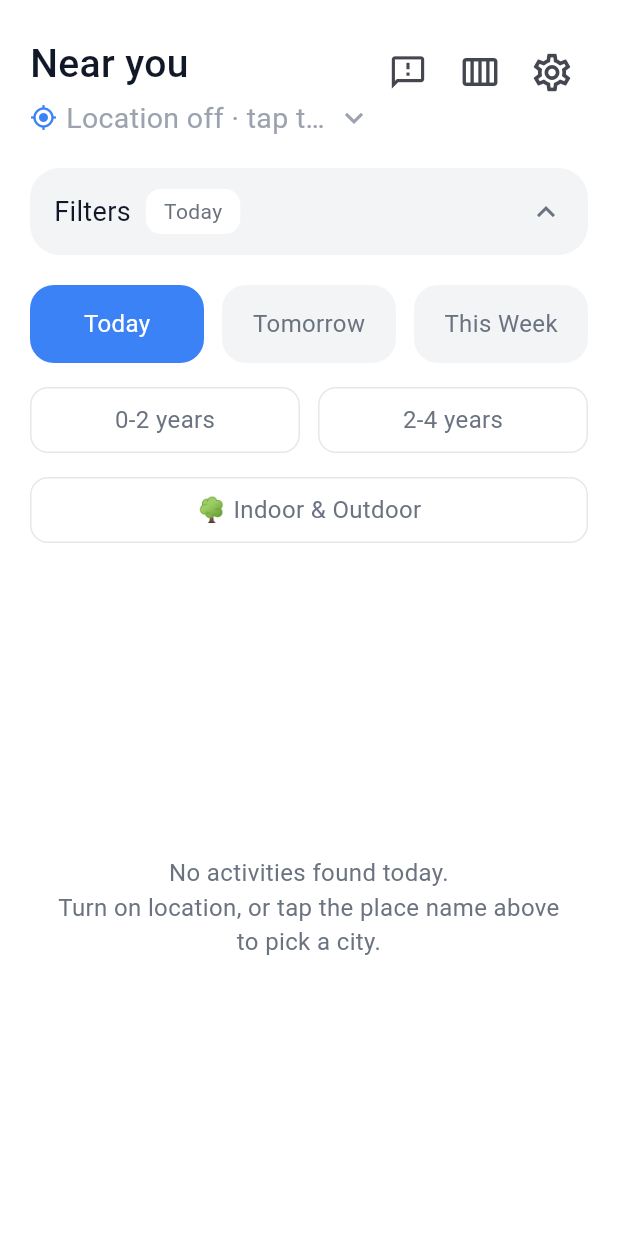
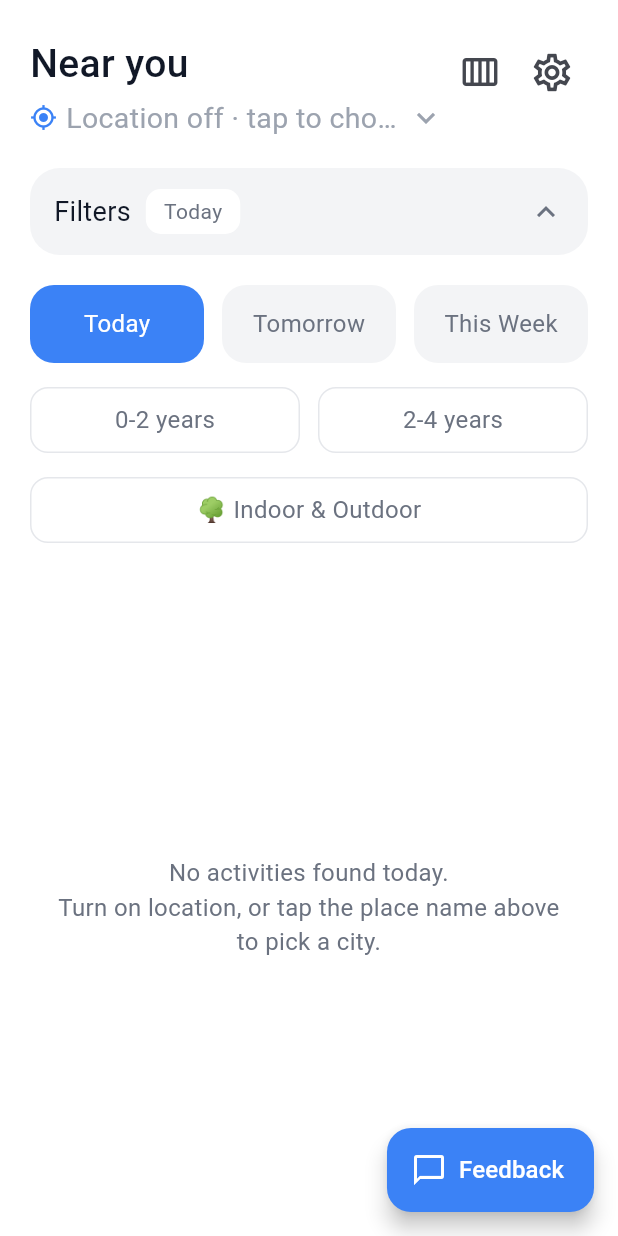
Before and after one commit to sophia-alt/toddlego, a Flutter app: the screen it shows after launch, on a phone screen of 412 x 824 dp. Run offline on Flutter 3.47's test engine with Material 3 defaults, Android fonts, the phone set to English and light mode, and no system bars; our stand-ins replace cloud_firestore, firebase_core, geolocator, package_info_plus, shared_preferences; accounts and stored records are empty.

Commit message:
Move home feedback entry to a floating "Feedback" button
Testers did not notice the unlabeled feedback icon among the header icons.
A labeled floating button in the bottom-right is always in reach; the list
gets extra bottom padding so the button never hides the last card. The
activity detail page keeps its app bar icon, which reports that activity.

Co-Authored-By: Claude Opus 5.5 <noreply@anthropic.com>

```diff
--- a/lib/screens/home_screen.dart
+++ b/lib/screens/home_screen.dart
@@ -365,6 +365,15 @@ class _HomeScreenState extends State<HomeScreen> with WidgetsBindingObserver {
   @override
   Widget build(BuildContext context) {
     return Scaffold(
+      // Floating, labeled and always in reach so trial users notice it
+      floatingActionButton: FloatingActionButton.extended(
+        onPressed: () =>
+            openFeedback(context, screenContext: _feedbackContext()),
+        backgroundColor: AppColors.primary,
+        foregroundColor: Colors.white,
+        icon: const Icon(Icons.chat_bubble_outline),
+        label: const Text('Feedback', style: TextStyle(fontSize: 16)),
+      ),
       body: SafeArea(
         child: FutureBuilder<Docs>(
           future: _activitiesFuture,
@@ -453,12 +462,6 @@ class _HomeScreenState extends State<HomeScreen> with WidgetsBindingObserver {
               ),
             ],
           ),
-        ),
-        IconButton(
-          icon: const Icon(Icons.feedback_outlined, size: 26),
-          tooltip: 'Send feedback',
-          onPressed: () =>
-              openFeedback(context, screenContext: _feedbackContext()),
         ),
         IconButton(
           icon: const Icon(Icons.calendar_view_week_outlined, size: 28),
@@ -636,7 +639,7 @@ class _HomeScreenState extends State<HomeScreen> with WidgetsBindingObserver {
 
     return [
       SliverPadding(
-        padding: const EdgeInsets.fromLTRB(20, 0, 20, 24),
+        padding: const EdgeInsets.fromLTRB(20, 0, 20, 96),
         sliver: SliverList.builder(
           itemCount: items.length,
           itemBuilder: (context, i) {
```
